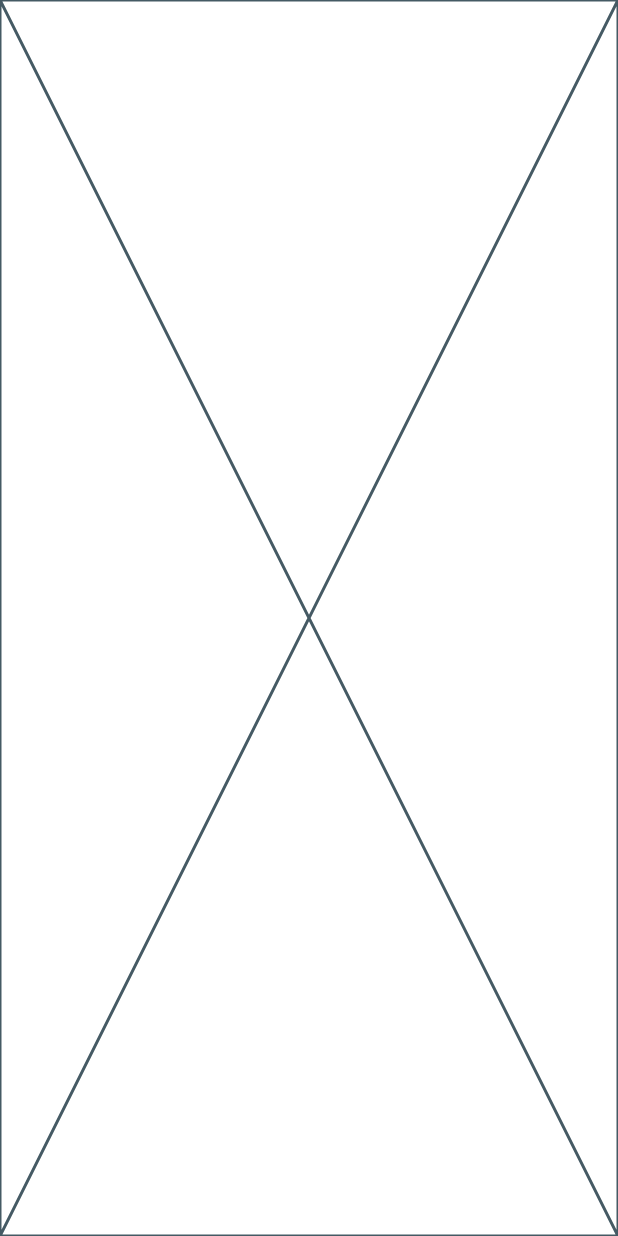
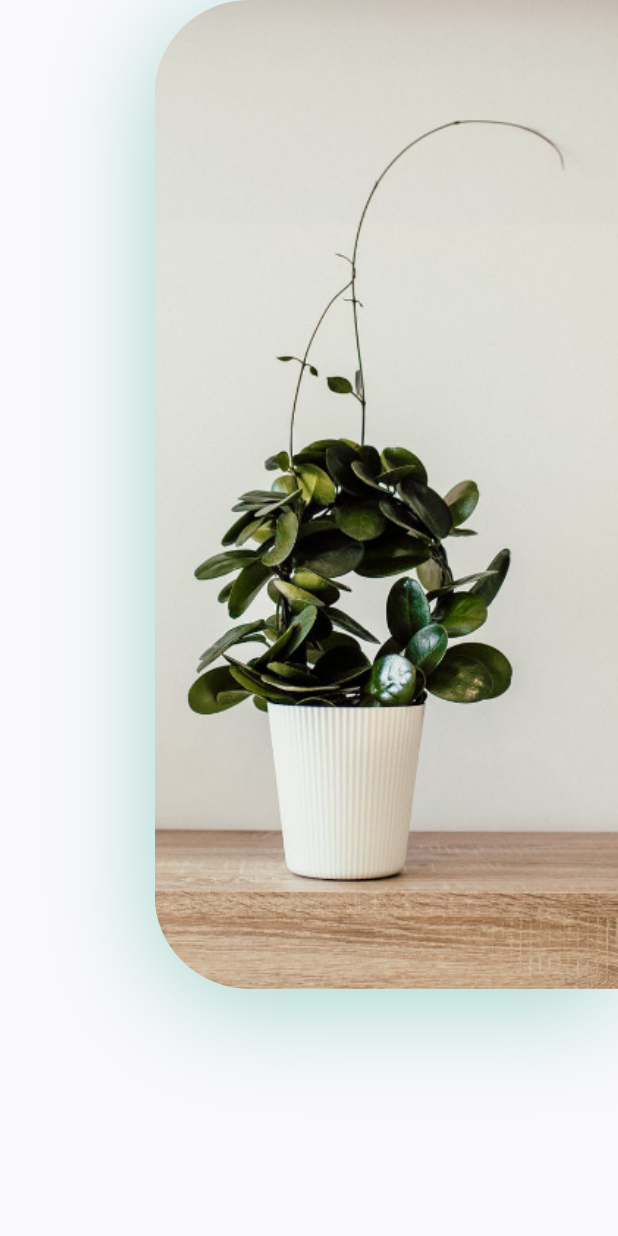
Before and after one commit to Defarrel/PlantApp, a Flutter app: the screen it shows after launch, after a tap on an icon or button, on a phone screen of 412 x 824 dp. Run offline on Flutter 3.47's test engine with Material 3 defaults, Android fonts, the phone set to English and light mode, and no system bars; our stand-ins replace flutter_svg.

Commit message:
Menambahkan image di detail

```diff
--- a/lib/screens/details/components/body.dart
+++ b/lib/screens/details/components/body.dart
@@ -0,0 +1,42 @@
+import 'package:flutter/material.dart';
+import 'package:plantapp/constant.dart';
+
+class Body extends StatelessWidget {
+  const Body({super.key});
+
+  @override
+  Widget build(BuildContext context) {
+    Size size = MediaQuery.of(context).size;
+    return Column(
+      children: [
+        Row(
+          children: [
+            Expanded(child: Column()),
+            Container(
+              height: size.height * 0.8,
+              width: size.width * 0.75,
+              decoration: BoxDecoration(
+                borderRadius: BorderRadius.only(
+                  topLeft: Radius.circular(63),
+                  bottomLeft: Radius.circular(63),
+                ),
+                boxShadow: [
+                  BoxShadow(
+                    offset: Offset(0, 10),
+                    blurRadius: 60,
+                    color: kPrimaryColor.withOpacity(0.35),
+                  )
+                ],
+                image: DecorationImage(
+                  alignment: Alignment.topLeft,
+                  fit: BoxFit.cover,
+                  image: AssetImage("assets/images/img.png"),
+                ),
+              ),
+            ),
+          ],
+        ),
+      ],
+    );
+  }
+}
--- a/lib/screens/details/detail_screen.dart
+++ b/lib/screens/details/detail_screen.dart
@@ -1,10 +1,13 @@
 import 'package:flutter/material.dart';
+import 'package:plantapp/screens/details/components/body.dart';
 
 class DetailScreen extends StatelessWidget {
   const DetailScreen({super.key});
 
   @override
   Widget build(BuildContext context) {
-    return const Placeholder();
+    return Scaffold(
+      body: Body(),
+    );
   }
 }
```
